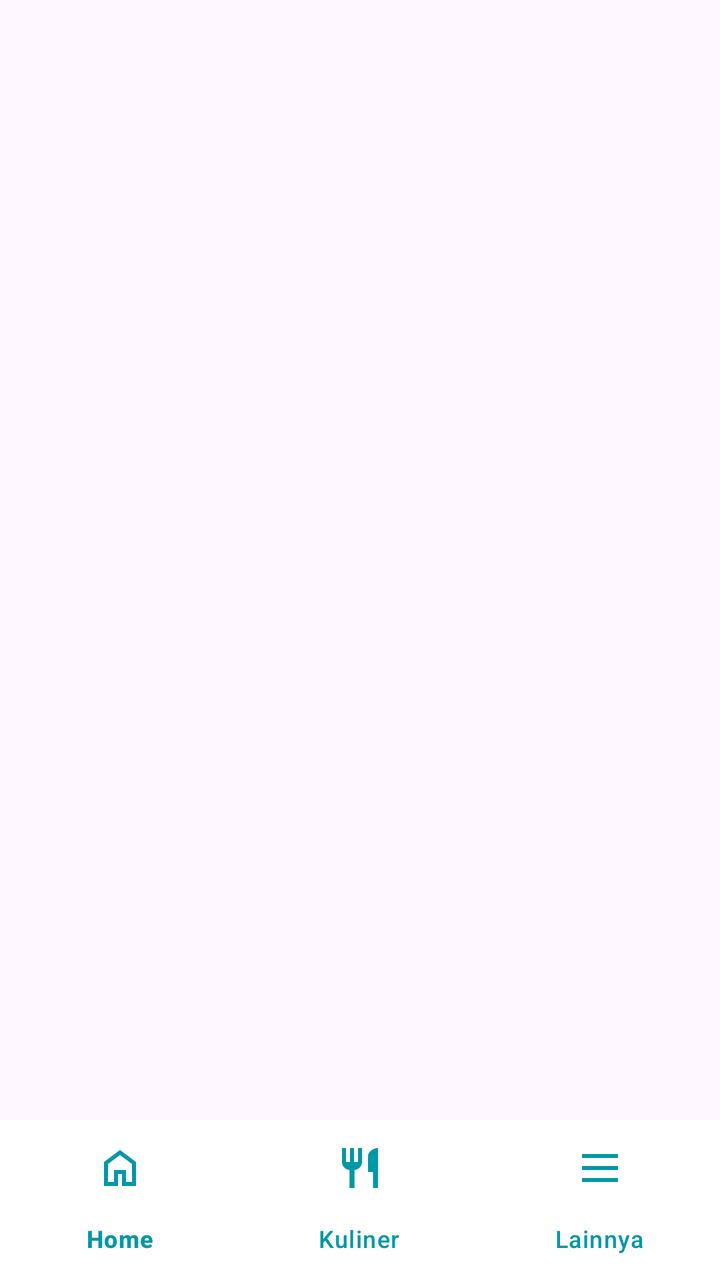
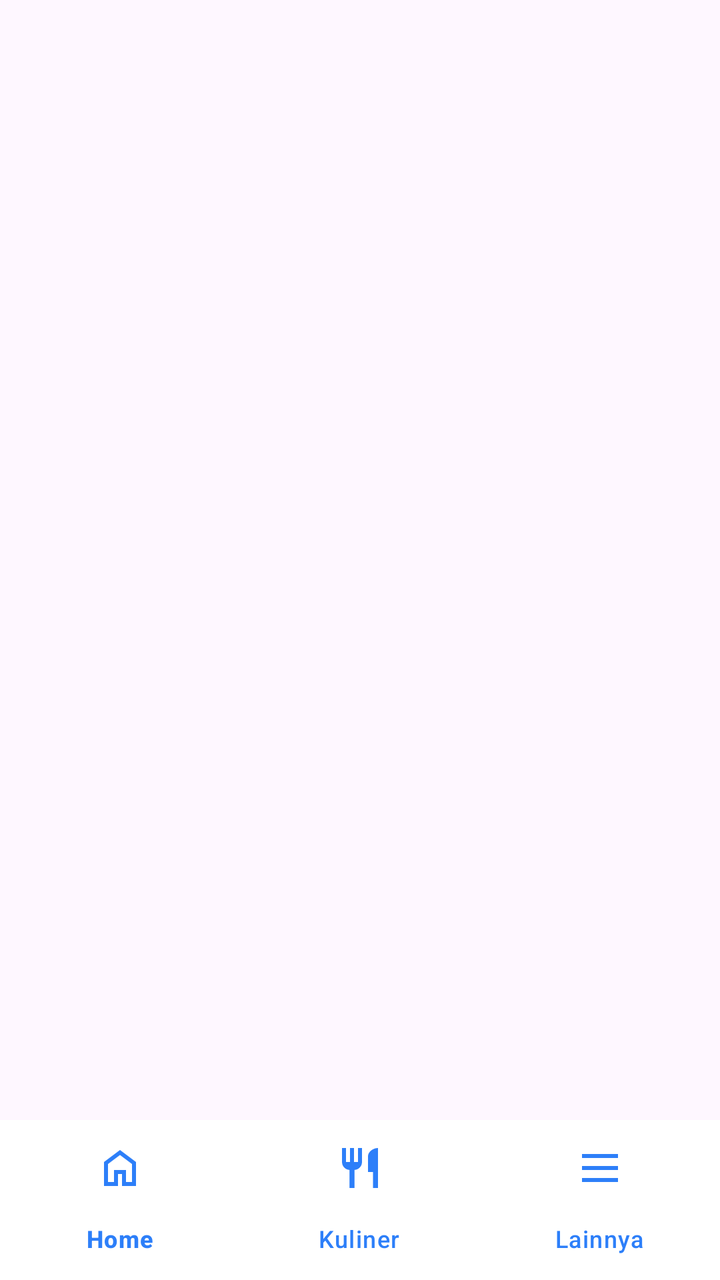

An Android layout rendered at two revisions. The XML below is the earlier revision; the diff shows what the commit changed to produce the second picture.
<!-- AndroidManifest.xml: application theme Theme.Elenfransiska_3tib -->
<!-- res/layout/activity_base.xml -->
<?xml version="1.0" encoding="utf-8"?>
<androidx.constraintlayout.widget.ConstraintLayout
    xmlns:android="http://schemas.android.com/apk/res/android"
    xmlns:app="http://schemas.android.com/apk/res-auto"
    xmlns:tools="http://schemas.android.com/tools"
    android:id="@+id/main"
    android:layout_width="match_parent"
    android:layout_height="match_parent"
    tools:context=".BaseActivity">

    
    <FrameLayout
        android:id="@+id/fragment_container"
        android:layout_width="match_parent"
        android:layout_height="0dp"
        app:layout_constraintBottom_toTopOf="@+id/bottomNavView"
        app:layout_constraintEnd_toEndOf="parent"
        app:layout_constraintStart_toStartOf="parent"
        app:layout_constraintTop_toTopOf="parent" />

    
    <com.google.android.material.bottomnavigation.BottomNavigationView
        android:id="@+id/bottomNavView"
        android:layout_width="match_parent"
        android:layout_height="wrap_content"
        android:background="#FFFFFF"
        app:itemIconTint="#0097A7"
        app:itemTextColor="#0097A7"
        app:layout_constraintBottom_toBottomOf="parent"
        app:menu="@menu/bottom_nav_menu" />

</androidx.constraintlayout.widget.ConstraintLayout>
<!-- resources referenced by this layout -->
<resources>
  <style name="Theme.Elenfransiska_3tib" parent="Base.Theme.Elenfransiska_3tib" />
  <style name="Base.Theme.Elenfransiska_3tib" parent="Theme.Material3.DayNight.NoActionBar">
          
          
      </style>
</resources>

<!-- the commit's change to res/layout/activity_base.xml (unified diff, before → after) -->
@@ -24,8 +24,8 @@
         android:layout_width="match_parent"
         android:layout_height="wrap_content"
         android:background="#FFFFFF"
-        app:itemIconTint="#0097A7"
-        app:itemTextColor="#0097A7"
+        app:itemIconTint="#2D7FF9"
+        app:itemTextColor="#2D7FF9"
         app:layout_constraintBottom_toBottomOf="parent"
         app:menu="@menu/bottom_nav_menu" />
 
<!-- resource entries referenced after the edit -->
@@ -2,8 +2,9 @@
 <resources>
   <style name="Theme.Elenfransiska_3tib" parent="Base.Theme.Elenfransiska_3tib" />
   <style name="Base.Theme.Elenfransiska_3tib" parent="Theme.Material3.DayNight.NoActionBar">
-          
-          
+          <item name="colorPrimary">#2D7FF9</item>
+          <item name="colorPrimaryVariant">#1565C0</item>
+          <item name="colorSecondary">#2ABF88</item>
       </style>
 </resources>
 
